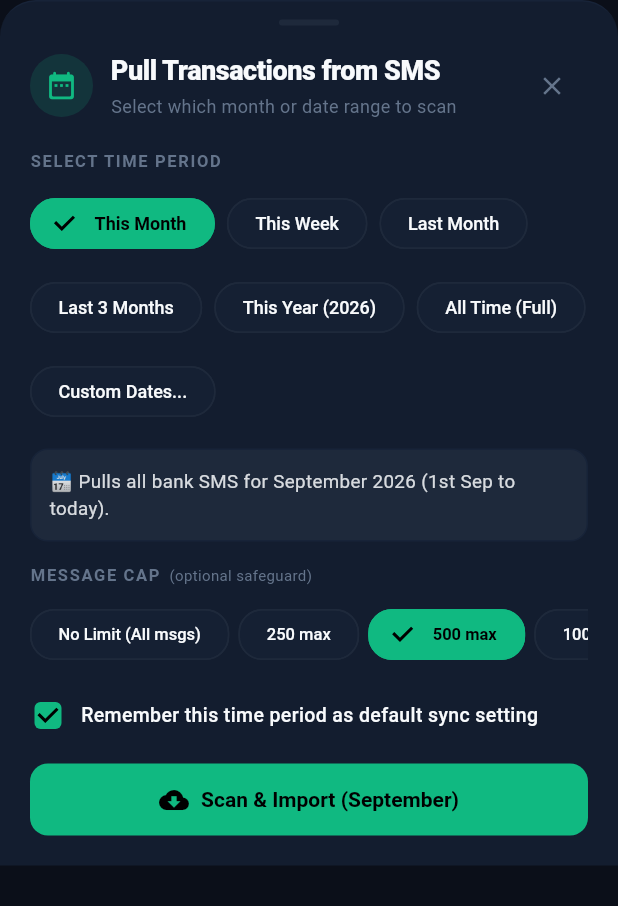
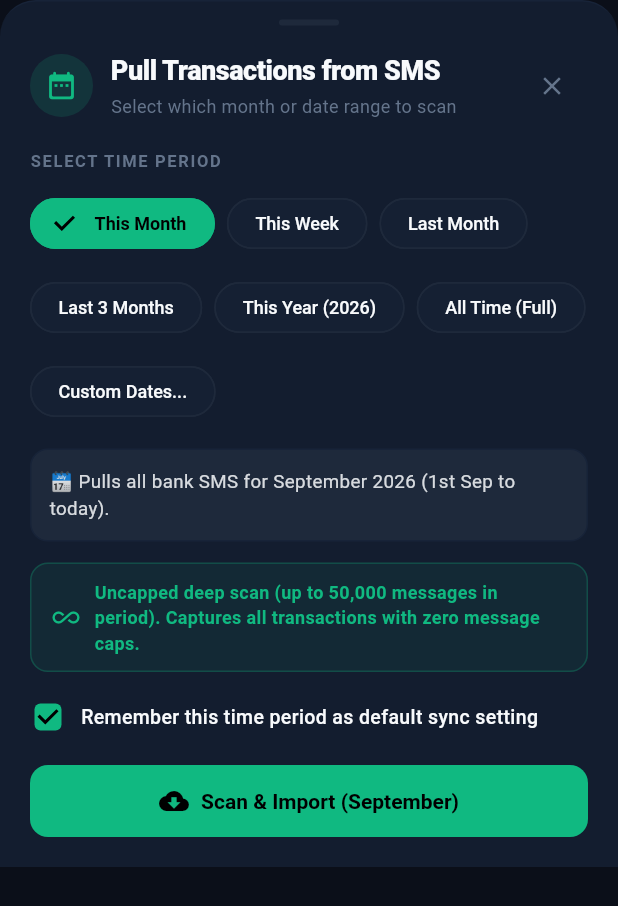
Before and after one commit to Akashsingh512/ArthaTrack, a Flutter app: the SmsSyncSheet widget shown alone on an empty page, opened directly, on a phone screen of 412 x 824 dp. Shown: the top 906 px of the screen. Run offline on Flutter 3.47's test engine with Material 3 defaults, Android fonts, the phone set to English and light mode, and no system bars; our stand-ins replace flutter_secure_storage, google_sign_in, sqflite; missing offline and left inert: googleapis; accounts and stored records are empty; network calls fail.

Commit message:
feat: uncap SMS message limit to 50000 and auto-filter period on import (Build 9)

```diff
--- a/lib/core/constants/app_constants.dart
+++ b/lib/core/constants/app_constants.dart
@@ -40,7 +40,7 @@ class AppConstants {
 
   // App Version & In-App Updates
   static const String appVersion = '1.1.0';
-  static const int appBuildNumber = 8;
+  static const int appBuildNumber = 9;
   static const String githubRepo = 'Akashsingh512/ArthaTrack';
   static const String updaterChannel = 'com.arthatrack.app/updater';
   static const String secureKeyAutoCheckUpdates = 'app_auto_check_updates';
--- a/lib/data/secure_storage/secure_storage_service.dart
+++ b/lib/data/secure_storage/secure_storage_service.dart
@@ -187,9 +187,9 @@ class SecureStorageService {
     final val = await _storage.read(key: 'sms_pull_limit');
     if (val != null) {
       final parsed = int.tryParse(val);
-      if (parsed != null) return parsed;
+      if (parsed != null && parsed >= 50000) return parsed;
     }
-    return 500;
+    return 50000;
   }
 
   Future<void> setSmsPullLimit(int limit) async {
--- a/lib/presentation/controllers/settings_controller.dart
+++ b/lib/presentation/controllers/settings_controller.dart
@@ -79,7 +79,7 @@ class SettingsController extends ChangeNotifier {
   bool _hapticsEnabled = true;
   bool get hapticsEnabled => _hapticsEnabled;
 
-  int _smsPullLimit = 500;
+  int _smsPullLimit = 50000;
   int get smsPullLimit => _smsPullLimit;
 
   String _smsDatePreset = 'this_month';
@@ -111,9 +111,9 @@ class SettingsController extends ChangeNotifier {
   }
 
   Future<void> setSmsPullLimit(int limit) async {
-    _smsPullLimit = limit;
+    _smsPullLimit = limit > 0 ? limit : 50000;
     notifyListeners();
-    await _secureStorage.setSmsPullLimit(limit);
+    await _secureStorage.setSmsPullLimit(_smsPullLimit);
   }
 
   Future<void> setHapticsEnabled(bool enabled) async {
@@ -308,7 +308,8 @@ class SettingsController extends ChangeNotifier {
       case 'last_month':
         return DateTime(now.year, now.month, 0, 23, 59, 59, 999);
       case 'custom':
-        return customEnd ?? _customEndDate;
+        final end = customEnd ?? _customEndDate;
+        return end != null ? DateTime(end.year, end.month, end.day, 23, 59, 59, 999) : null;
       default:
         return null;
     }
@@ -327,7 +328,7 @@ class SettingsController extends ChangeNotifier {
     notifyListeners();
 
     try {
-      final actualLimit = limit ?? _smsPullLimit;
+      final actualLimit = (limit != null && limit > 0) ? limit : (_smsPullLimit > 0 ? _smsPullLimit : 50000);
       final effectiveStart = startDate ?? getCalculatedStartDate(_smsDatePreset);
       final effectiveEnd = endDate ?? getCalculatedEndDate(_smsDatePreset);
 
--- a/lib/presentation/widgets/sms_sync_sheet.dart
+++ b/lib/presentation/widgets/sms_sync_sheet.dart
@@ -43,10 +43,6 @@ class _SmsSyncSheetState extends State<SmsSyncSheet> {
   DateTime? _customStartDate;
   DateTime? _customEndDate;
 
-  // Optional message cap: 0 means no cap
-  int _selectedLimitCap = 0;
-  final List<int> _limitCaps = [0, 250, 500, 1000, 5000];
-
   bool _saveAsDefault = true;
   bool _isSyncing = false;
   SmsSyncResult? _lastResult;
@@ -56,7 +52,6 @@ class _SmsSyncSheetState extends State<SmsSyncSheet> {
     super.initState();
     final settings = Provider.of<SettingsController>(context, listen: false);
     _selectedPreset = settings.smsDatePreset;
-    _selectedLimitCap = settings.smsPullLimit;
 
     final now = DateTime.now();
     _customStartDate = settings.customStartDate ?? DateTime(now.year, now.month, 1);
@@ -199,7 +194,6 @@ class _SmsSyncSheetState extends State<SmsSyncSheet> {
 
     if (_saveAsDefault) {
       await settings.setSmsDatePreset(_selectedPreset, startDate: _customStartDate, endDate: _customEndDate);
-      await settings.setSmsPullLimit(_selectedLimitCap);
     }
 
     setState(() {
@@ -208,7 +202,7 @@ class _SmsSyncSheetState extends State<SmsSyncSheet> {
     });
 
     final result = await settings.syncSmsInbox(
-      limit: _selectedLimitCap,
+      limit: 50000,
       startDate: start,
       endDate: end,
     );
@@ -226,6 +220,24 @@ class _SmsSyncSheetState extends State<SmsSyncSheet> {
       final tx = Provider.of<TransactionController>(context, listen: false);
       final analytics = Provider.of<AnalyticsController>(context, listen: false);
       final balance = Provider.of<BalanceSheetController>(context, listen: false);
+
+      // Automatically align transaction view to the synced period so user immediately sees their imported data!
+      final now = DateTime.now();
+      if (_selectedPreset == 'last_month') {
+        tx.setMonthFilter(DateTime(now.year, now.month - 1));
+      } else if (_selectedPreset == 'this_month') {
+        tx.setMonthFilter(DateTime(now.year, now.month));
+      } else if (_selectedPreset == 'all_time' || _selectedPreset == 'last_3_months' || _selectedPreset == 'this_year') {
+        tx.setMonthFilter(null);
+      } else if (_selectedPreset == 'custom' && _customStartDate != null) {
+        if (_customEndDate != null &&
+            _customStartDate!.year == _customEndDate!.year &&
+            _customStartDate!.month == _customEndDate!.month) {
+          tx.setMonthFilter(DateTime(_customStartDate!.year, _customStartDate!.month));
+        } else {
+          tx.setMonthFilter(null);
+        }
+      }
 
       await dashboard.loadDashboardData();
       await tx.loadTransactions();
@@ -458,68 +470,30 @@ class _SmsSyncSheetState extends State<SmsSyncSheet> {
             ),
             const SizedBox(height: 14),
 
-            // Optional Message Limit Cap Selector
-            Row(
-              children: [
-                Text(
-                  'MESSAGE CAP',
-                  style: TextStyle(
-                    fontSize: 11,
-                    fontWeight: FontWeight.w700,
-                    letterSpacing: 1.1,
-                    color: colors.textMuted,
+            // Uncapped Full Scan Assurance Badge
+            Container(
+              width: double.infinity,
+              padding: const EdgeInsets.symmetric(horizontal: 14, vertical: 10),
+              decoration: BoxDecoration(
+                color: colors.emerald.withOpacity(0.08),
+                borderRadius: BorderRadius.circular(12),
+                border: Border.all(color: colors.emerald.withOpacity(0.25)),
+              ),
+              child: Row(
+                children: [
+                  Icon(Icons.all_inclusive, size: 18, color: colors.emerald),
+                  const SizedBox(width: 10),
+                  Expanded(
+                    child: Text(
+                      'Uncapped deep scan (up to 50,000 messages in period). Captures all transactions with zero message caps.',
+                      style: TextStyle(
+                        fontSize: 12,
+                        fontWeight: FontWeight.w600,
+                        color: colors.emerald,
+                      ),
+                    ),
                   ),
-                ),
-                const SizedBox(width: 6),
-                Text(
-                  '(optional safeguard)',
-                  style: TextStyle(fontSize: 10, color: colors.textMuted),
-                ),
-              ],
-            ),
-            const SizedBox(height: 8),
-
-            SingleChildScrollView(
-              scrollDirection: Axis.horizontal,
-              child: Row(
-                children: _limitCaps.map((cap) {
-                  final isSelected = _selectedLimitCap == cap;
-                  final label = cap == 0 ? 'No Limit (All msgs)' : '$cap max';
-                  return Padding(
-                    padding: const EdgeInsets.only(right: 6),
-                    child: ChoiceChip(
-                      label: Text(
-                        label,
-                        style: TextStyle(
-                          fontSize: 11,
-                          fontWeight: isSelected ? FontWeight.w700 : FontWeight.w500,
-                          color: isSelected
-                              ? (colors.isDark ? Colors.black : Colors.white)
-                              : colors.textPrimary,
-                        ),
-                      ),
-                      selected: isSelected,
-                      selectedColor: colors.emerald,
-                      backgroundColor: colors.surfaceCard,
-                      shape: RoundedRectangleBorder(
-                        borderRadius: BorderRadius.circular(16),
-                        side: BorderSide(
-                          color: isSelected ? colors.emerald : colors.border,
-                        ),
-                      ),
-                      onSelected: _isSyncing
-                          ? null
-                          : (selected) {
-                              if (selected) {
-                                AppHaptics.selection();
-                                setState(() {
-                                  _selectedLimitCap = cap;
-                                });
-                              }
-                            },
-                    ),
-                  );
-                }).toList(),
+                ],
               ),
             ),
             const SizedBox(height: 14),
--- a/pubspec.yaml
+++ b/pubspec.yaml
@@ -1,7 +1,7 @@
 name: arthatrack
 description: "ArthaTrack - Production-ready, local-first personal finance tracker with BYOK AI & offline regex dual-engine parsing for India."
 publish_to: "none"
-version: 1.1.0+8
+version: 1.1.0+9
 
 environment:
   sdk: ^3.5.0
```
Also changed, not shown: lib/presentation/screens/settings/settings_screen.dart (+17 -3 lines), 2 other files.
